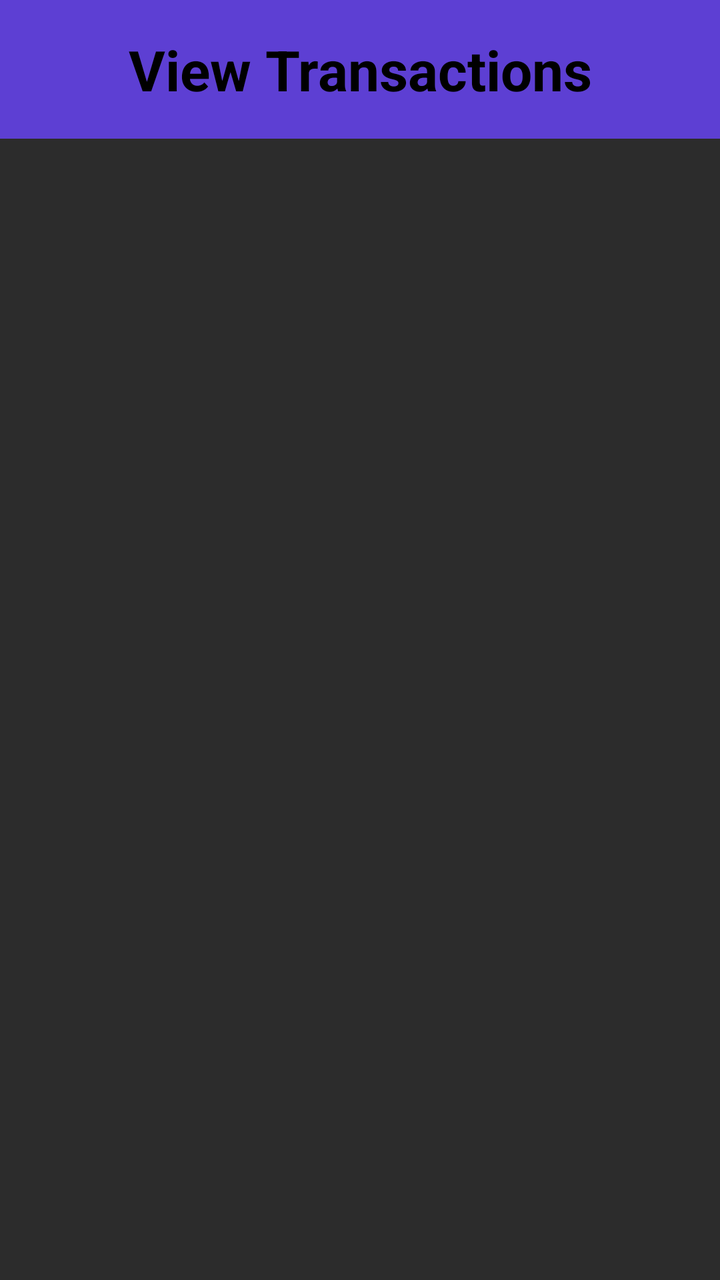
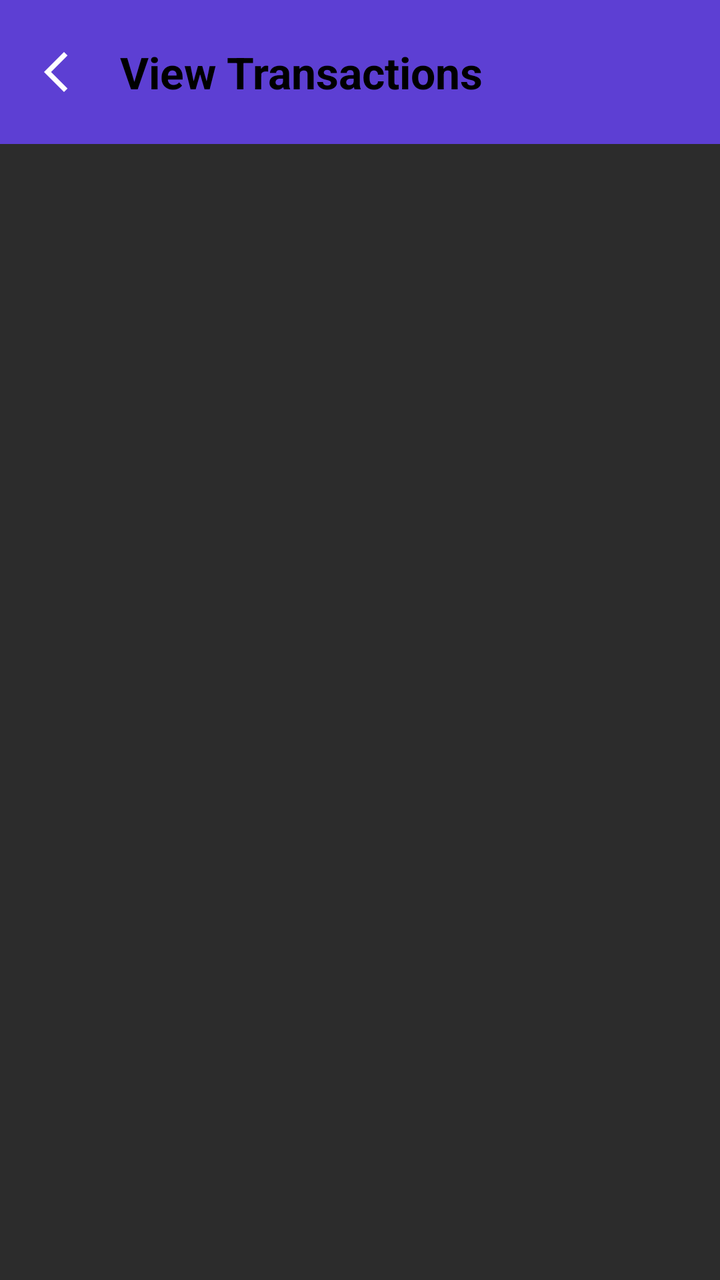

Compare the two renders of this Android layout. The source of the first and the diff that turns it into the second are given below.
<!-- AndroidManifest.xml: application theme Theme.StudentFinanceTrackerWk4 -->
<!-- res/layout/activity_view_transactions.xml -->
<?xml version="1.0" encoding="utf-8"?>
<androidx.constraintlayout.widget.ConstraintLayout xmlns:android="http://schemas.android.com/apk/res/android"
    android:layout_width="match_parent"
    android:layout_height="match_parent"
    xmlns:app="http://schemas.android.com/apk/res-auto">









    <TextView
        android:id="@+id/Transactions"
        android:layout_width="0dp"
        android:layout_height="wrap_content"
        android:text="View Transactions"
        android:textSize="28sp"
        android:textStyle="bold"
        android:textColor="@color/black"
        android:gravity="center"
        android:padding="16dp"
        android:background="#5D3FD3"
        app:layout_constraintTop_toTopOf="parent"
        app:layout_constraintStart_toStartOf="parent"
        app:layout_constraintEnd_toEndOf="parent"/>
</androidx.constraintlayout.widget.ConstraintLayout>
<!-- resources referenced by this layout -->
<resources>
  <color name="black">#FF000000</color>
  <style name="Theme.StudentFinanceTrackerWk4" parent="Base.Theme.StudentFinanceTrackerWk4" />
  <style name="Base.Theme.StudentFinanceTrackerWk4" parent="Theme.Material3.DayNight.NoActionBar">
          
          <item name="android:windowBackground">#2C2C2C</item>
          <item name="android:textColor">#ffffff</item>
      </style>
</resources>

<!-- the commit's change to res/layout/activity_view_transactions.xml (unified diff, before → after) -->
@@ -1,29 +1,73 @@
 <?xml version="1.0" encoding="utf-8"?>
-<androidx.constraintlayout.widget.ConstraintLayout xmlns:android="http://schemas.android.com/apk/res/android"
+<androidx.constraintlayout.widget.ConstraintLayout
+    xmlns:android="http://schemas.android.com/apk/res/android"
+    xmlns:app="http://schemas.android.com/apk/res-auto"
     android:layout_width="match_parent"
     android:layout_height="match_parent"
-    xmlns:app="http://schemas.android.com/apk/res-auto">
+    android:fitsSystemWindows="true">
 
-
-
-
-
-
-
-
-
-    <TextView
-        android:id="@+id/Transactions"
+    
+    <androidx.constraintlayout.widget.ConstraintLayout
+        android:id="@+id/header"
         android:layout_width="0dp"
         android:layout_height="wrap_content"
-        android:text="View Transactions"
-        android:textSize="28sp"
-        android:textStyle="bold"
-        android:textColor="@color/black"
-        android:gravity="center"
-        android:padding="16dp"
         android:background="#5D3FD3"
+        android:paddingTop="16dp"
+        android:paddingBottom="16dp"
+        android:paddingStart="8dp"
+        android:paddingEnd="8dp"
         app:layout_constraintTop_toTopOf="parent"
         app:layout_constraintStart_toStartOf="parent"
-        app:layout_constraintEnd_toEndOf="parent"/>
+        app:layout_constraintEnd_toEndOf="parent">
+
+        
+        <ImageButton
+            android:id="@+id/btnBack"
+            android:layout_width="40dp"
+            android:layout_height="40dp"
+            android:background="?attr/selectableItemBackgroundBorderless"
+            android:src="@drawable/baseline_arrow_back_ios_new_24"
+            android:contentDescription="Back"
+
+            app:layout_constraintStart_toStartOf="parent"
+            app:layout_constraintTop_toTopOf="parent"
+            app:layout_constraintBottom_toBottomOf="parent"/>
+
+        
+        <TextView
+            android:id="@+id/Transactions"
+            android:layout_width="wrap_content"
+            android:layout_height="wrap_content"
+            android:text="View Transactions"
+            android:textSize="22sp"
+            android:textStyle="bold"
+            android:textColor="@color/black"
+
+            app:layout_constraintStart_toEndOf="@id/btnBack"
+            app:layout_constraintTop_toTopOf="parent"
+            app:layout_constraintBottom_toBottomOf="parent"
+            android:layout_marginStart="12dp"/>
+
+    </androidx.constraintlayout.widget.ConstraintLayout>
+
+    
+    <ScrollView
+        android:layout_width="0dp"
+        android:layout_height="0dp"
+        app:layout_constraintTop_toBottomOf="@id/header"
+        app:layout_constraintStart_toStartOf="parent"
+        app:layout_constraintEnd_toEndOf="parent"
+        app:layout_constraintBottom_toBottomOf="parent">
+
+        <TextView
+            android:id="@+id/View"
+            android:layout_width="match_parent"
+            android:layout_height="wrap_content"
+            android:textSize="16sp"
+            android:textColor="@color/black"
+            android:padding="16dp"
+            android:lineSpacingExtra="6dp"/>
+
+    </ScrollView>
+
 </androidx.constraintlayout.widget.ConstraintLayout>
<!-- resource entries referenced after the edit -->
@@ -1,6 +1,12 @@
 <!-- resources referenced by this layout -->
 <resources>
   <color name="black">#FF000000</color>
+  <!-- drawable baseline_arrow_back_ios_new_24 (drawable) -->
+  <vector xmlns:android="http://schemas.android.com/apk/res/android" android:height="24dp" android:tint="#FFFFFF" android:viewportHeight="24" android:viewportWidth="24" android:width="24dp">
+        
+      <path android:fillColor="@android:color/white" android:pathData="M17.77,3.77l-1.77,-1.77l-10,10l10,10l1.77,-1.77l-8.23,-8.23z"/>
+      
+  </vector>
   <style name="Theme.StudentFinanceTrackerWk4" parent="Base.Theme.StudentFinanceTrackerWk4" />
   <style name="Base.Theme.StudentFinanceTrackerWk4" parent="Theme.Material3.DayNight.NoActionBar">
           
